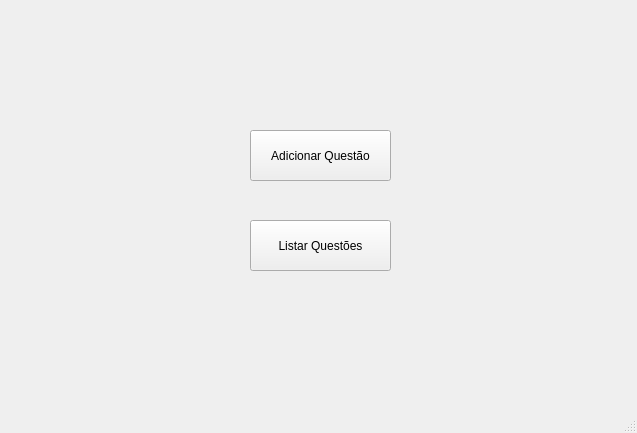
caiovosilva/anatomy, file anatomy/mainwindow.ui: the form before one commit.
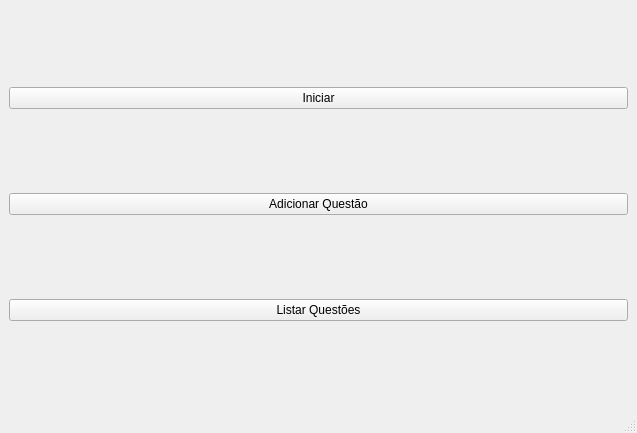
The form after the commit.

The edit to the form file:
```diff
--- a/anatomy/mainwindow.ui
+++ b/anatomy/mainwindow.ui
@@ -14,32 +14,29 @@
    <string>MainWindow</string>
   </property>
   <widget class="QWidget" name="centralwidget">
+   <layout class="QVBoxLayout" name="verticalLayout">
+    <item>
+     <widget class="QPushButton" name="init">
+      <property name="text">
+       <string>Iniciar</string>
+      </property>
+     </widget>
+    </item>
+    <item>
    <widget class="QPushButton" name="pushButton">
-    <property name="geometry">
-     <rect>
-      <x>250</x>
-      <y>130</y>
-      <width>141</width>
-      <height>51</height>
-     </rect>
-    </property>
     <property name="text">
      <string>Adicionar Questão</string>
     </property>
    </widget>
+    </item>
+    <item>
    <widget class="QPushButton" name="pushButton_2">
-    <property name="geometry">
-     <rect>
-      <x>250</x>
-      <y>220</y>
-      <width>141</width>
-      <height>51</height>
-     </rect>
-    </property>
     <property name="text">
      <string>Listar Questões</string>
     </property>
    </widget>
+    </item>
+   </layout>
   </widget>
   <widget class="QMenuBar" name="menubar">
    <property name="geometry">
```
Lines whose indentation alone changed are shown as unchanged.
